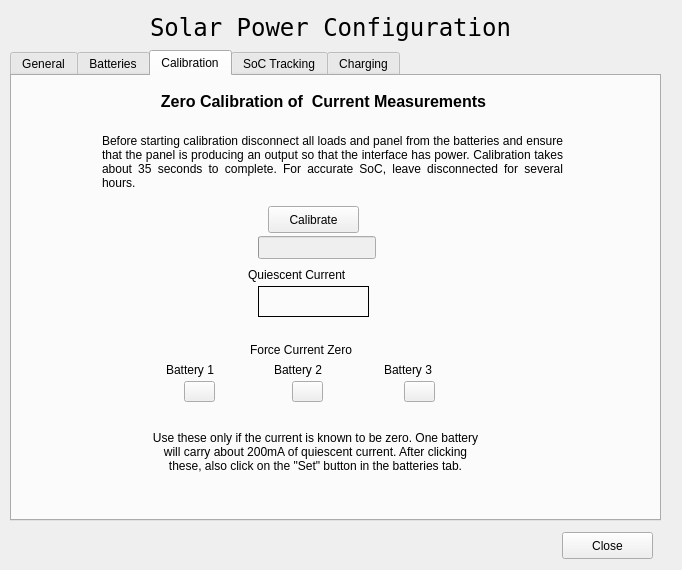
Before: the Qt Designer form gui/power-management-configure.ui in dmsherazi/Battery-Management-System, drawn with Qt 5.
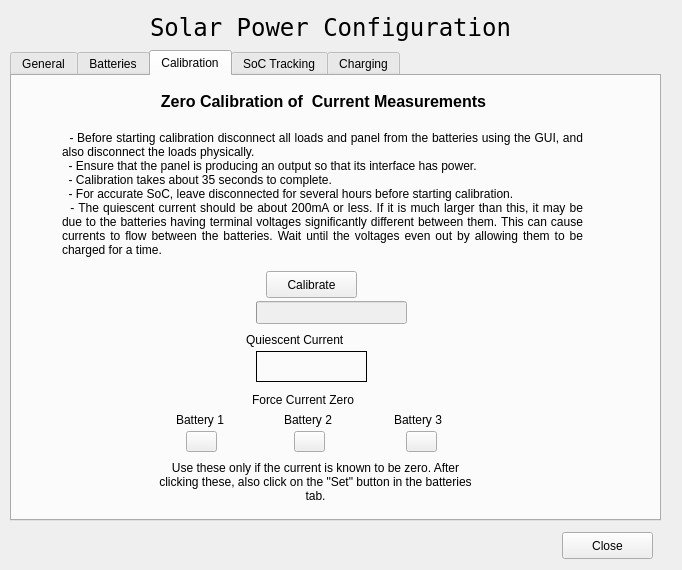
After: the same form once the commit is applied. The open tabs and pages were chosen to show the change.

Commit message: Minor changes to GUI to add better instructions for calibration. Attempt to fix serial connect/disconnect, without success so far.

The edit to the form file:
```diff
--- a/gui/power-management-configure.ui
+++ b/gui/power-management-configure.ui
@@ -891,8 +891,8 @@
     <widget class="QPushButton" name="calibrateButton">
      <property name="geometry">
       <rect>
-       <x>256</x>
-       <y>130</y>
+       <x>254</x>
+       <y>195</y>
        <width>91</width>
        <height>27</height>
       </rect>
@@ -904,14 +904,18 @@
     <widget class="QLabel" name="socLabel">
      <property name="geometry">
       <rect>
-       <x>90</x>
-       <y>40</y>
-       <width>461</width>
-       <height>91</height>
+       <x>50</x>
+       <y>50</y>
+       <width>521</width>
+       <height>136</height>
       </rect>
      </property>
      <property name="text">
-      <string>Before starting calibration disconnect all loads and panel from the batteries and ensure that the panel is producing an output so that the interface has power. Calibration takes about 35 seconds to complete. For accurate SoC, leave disconnected for several hours.</string>
+      <string>  - Before starting calibration disconnect all loads and panel from the batteries using the GUI, and also disconnect the loads physically.
+  - Ensure that the panel is producing an output so that its interface has power.
+  - Calibration takes about 35 seconds to complete.
+  - For accurate SoC, leave disconnected for several hours before starting calibration.
+  - The quiescent current should be about 200mA or less. If it is much larger than this, it may be due to the batteries having terminal voltages significantly different between them. This can cause currents to flow between the batteries. Wait until the voltages even out by allowing them to be charged for a time.</string>
      </property>
      <property name="alignment">
       <set>Qt::AlignJustify|Qt::AlignVCenter</set>
@@ -949,8 +953,8 @@
     <widget class="QLabel" name="qcLabel">
      <property name="geometry">
       <rect>
-       <x>236</x>
-       <y>190</y>
+       <x>234</x>
+       <y>255</y>
        <width>131</width>
        <height>17</height>
       </rect>
@@ -962,8 +966,8 @@
     <widget class="QLabel" name="quiescentCurrent">
      <property name="geometry">
       <rect>
-       <x>246</x>
-       <y>210</y>
+       <x>244</x>
+       <y>275</y>
        <width>111</width>
        <height>31</height>
       </rect>
@@ -986,9 +990,9 @@
      </property>
      <property name="geometry">
       <rect>
-       <x>246</x>
-       <y>160</y>
-       <width>118</width>
+       <x>244</x>
+       <y>225</y>
+       <width>151</width>
        <height>23</height>
       </rect>
      </property>
@@ -1002,8 +1006,8 @@
     <widget class="QPushButton" name="forceZeroCurrent1">
      <property name="geometry">
       <rect>
-       <x>172</x>
-       <y>305</y>
+       <x>174</x>
+       <y>355</y>
        <width>31</width>
        <height>21</height>
       </rect>
@@ -1018,8 +1022,8 @@
     <widget class="QPushButton" name="forceZeroCurrent3">
      <property name="geometry">
       <rect>
-       <x>392</x>
-       <y>305</y>
+       <x>394</x>
+       <y>355</y>
        <width>31</width>
        <height>21</height>
       </rect>
@@ -1034,8 +1038,8 @@
     <widget class="QPushButton" name="forceZeroCurrent2">
      <property name="geometry">
       <rect>
-       <x>280</x>
-       <y>305</y>
+       <x>282</x>
+       <y>355</y>
        <width>31</width>
        <height>21</height>
       </rect>
@@ -1050,8 +1054,8 @@
     <widget class="QLabel" name="fcLabel">
      <property name="geometry">
       <rect>
-       <x>238</x>
-       <y>265</y>
+       <x>240</x>
+       <y>315</y>
        <width>131</width>
        <height>17</height>
       </rect>
@@ -1063,8 +1067,8 @@
     <widget class="QLabel" name="fcBatt1Label">
      <property name="geometry">
       <rect>
-       <x>154</x>
-       <y>285</y>
+       <x>164</x>
+       <y>335</y>
        <width>69</width>
        <height>17</height>
       </rect>
@@ -1076,8 +1080,8 @@
     <widget class="QLabel" name="fcBatt2Label">
      <property name="geometry">
       <rect>
-       <x>262</x>
-       <y>285</y>
+       <x>272</x>
+       <y>335</y>
        <width>69</width>
        <height>17</height>
       </rect>
@@ -1089,8 +1093,8 @@
     <widget class="QLabel" name="fcBatt3Label">
      <property name="geometry">
       <rect>
-       <x>372</x>
-       <y>285</y>
+       <x>382</x>
+       <y>335</y>
        <width>69</width>
        <height>17</height>
       </rect>
@@ -1103,13 +1107,13 @@
      <property name="geometry">
       <rect>
        <x>140</x>
-       <y>340</y>
+       <y>370</y>
        <width>327</width>
        <height>71</height>
       </rect>
      </property>
      <property name="text">
-      <string>Use these only if the current is known to be zero. One battery will carry about 200mA of quiescent current. After clicking these, also click on the &quot;Set&quot; button in the batteries tab.</string>
+      <string>Use these only if the current is known to be zero. After clicking these, also click on the &quot;Set&quot; button in the batteries tab.</string>
      </property>
      <property name="alignment">
       <set>Qt::AlignCenter</set>
```
Left out of the diff: 3 changed lines with no effect on the pictures. The commit also changes 1 other file.
